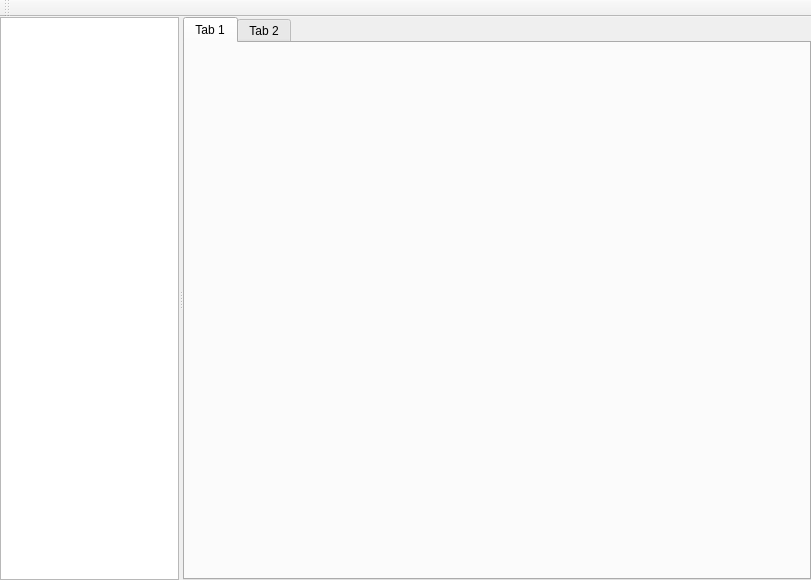
Qt form Canny3D/Qt/Canny3D.ui (Last1k96/CannyDICOM) before a commit.
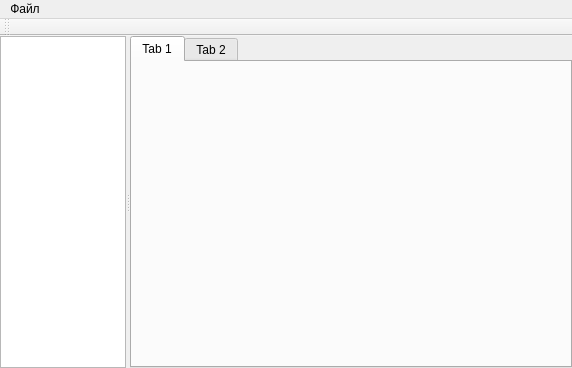
The same form after that commit.

Diff of the .ui file:
```diff
--- a/Canny3D/Qt/Canny3D.ui
+++ b/Canny3D/Qt/Canny3D.ui
@@ -6,8 +6,8 @@
    <rect>
     <x>0</x>
     <y>0</y>
-    <width>811</width>
-    <height>580</height>
+    <width>572</width>
+    <height>368</height>
    </rect>
   </property>
   <property name="baseSize">
@@ -85,10 +85,20 @@
     <rect>
      <x>0</x>
      <y>0</y>
-     <width>811</width>
+     <width>572</width>
      <height>21</height>
     </rect>
    </property>
+   <widget class="QMenu" name="menu">
+    <property name="title">
+     <string>Файл</string>
+    </property>
+    <addaction name="action"/>
+    <addaction name="action_2"/>
+    <addaction name="separator"/>
+    <addaction name="action_4"/>
+   </widget>
+   <addaction name="menu"/>
   </widget>
   <widget class="QToolBar" name="mainToolBar">
    <attribute name="toolBarArea">
```
Left out of the diff: 15 changed lines with no effect on the pictures.
